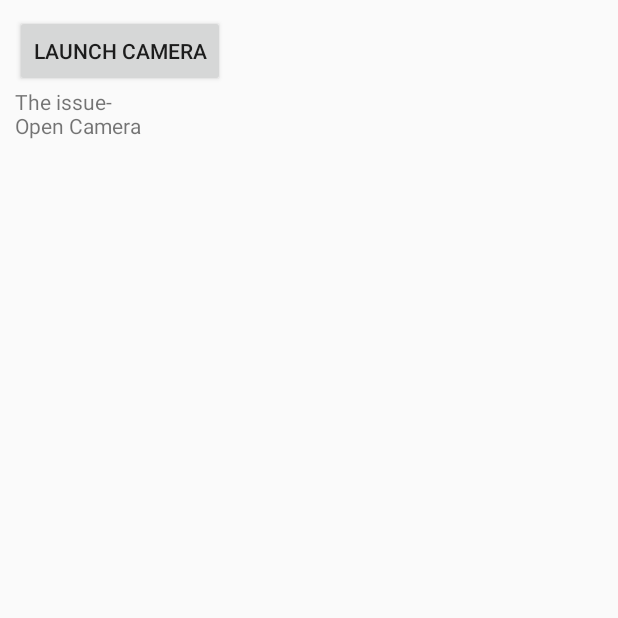
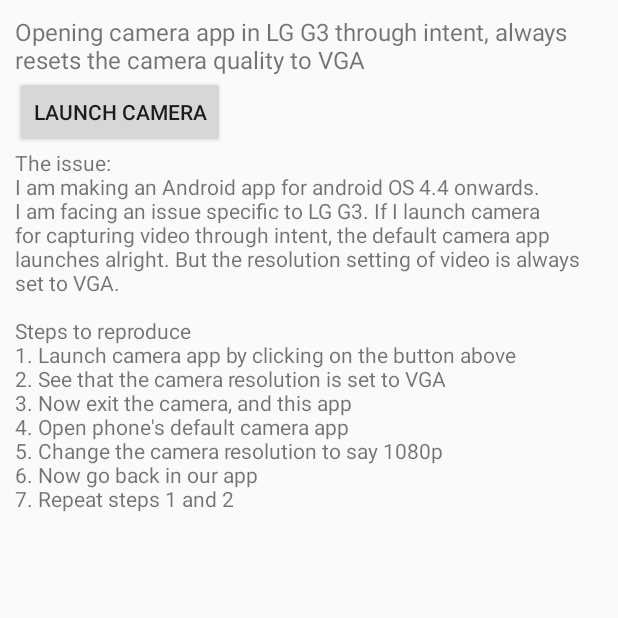
Before and after one commit to vinayak-garg/DemoCameraIntent, an Android app: the screen it shows after launch (MainActivity), on a phone screen of 412 x 824 dp, the top half of it. Run offline under Robolectric (Android 15) with nearby library versions, the phone set to English and light mode, and no system bars.

Commit message:
Updated README and activity to add issue

```diff
--- a/app/src/main/res/layout/activity_main.xml
+++ b/app/src/main/res/layout/activity_main.xml
@@ -4,6 +4,12 @@
     android:layout_width="match_parent"
     android:layout_height="match_parent"
     android:padding="10dp">
+
+    <TextView
+        android:text="@string/title"
+        android:layout_width="match_parent"
+        android:layout_height="wrap_content"
+        android:textSize="16sp" />
 
     <Button
         android:text="@string/launch_camera"
--- a/app/src/main/res/values/strings.xml
+++ b/app/src/main/res/values/strings.xml
@@ -1,5 +1,18 @@
 <resources>
     <string name="app_name">DemoCameraIntent</string>
     <string name="launch_camera">Launch Camera</string>
-    <string name="text">The issue-\nOpen Camera</string>
+    <string name="title">Opening camera app in LG G3 through intent, always resets the camera quality to VGA</string>
+    <string name="text">The issue:
+        \nI am making an Android app for android OS 4.4 onwards. I am facing an issue specific to LG G3.
+        If I launch camera for capturing video through intent, the default camera app launches alright.
+        But the resolution setting of video is always set to VGA.
+        \n\nSteps to reproduce
+        \n1. Launch camera app by clicking on the button above
+        \n2. See that the camera resolution is set to VGA
+        \n3. Now exit the camera, and this app
+        \n4. Open phone\'s default camera app
+        \n5. Change the camera resolution to say 1080p
+        \n6. Now go back in our app
+        \n7. Repeat steps 1 and 2
+    </string>
 </resources>
```
Also changed, not shown: 1 other file.
